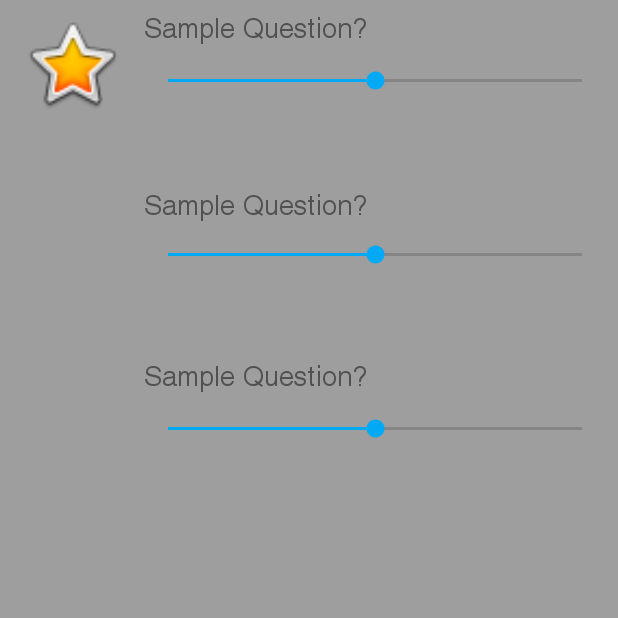
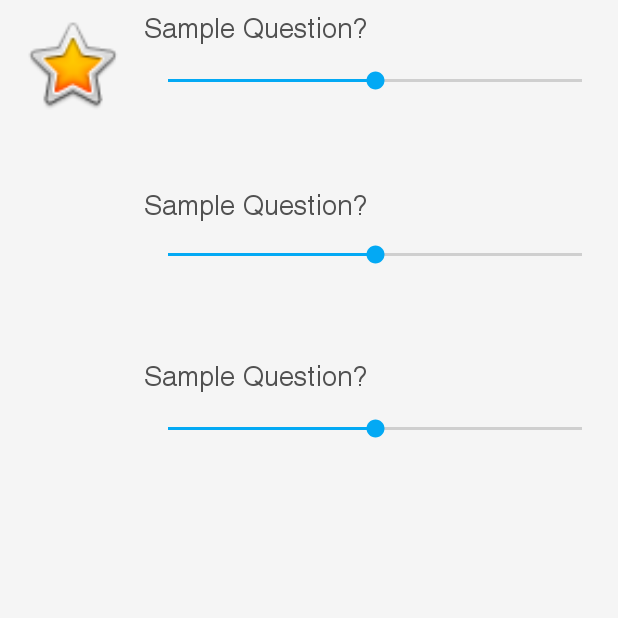
Before and after one commit to JBobda/Fall-2018-Hackathon-Entry, an Android app: the fragment MessageFragment shown on its own in the app's theme, on a phone screen of 412 x 824 dp, the top half of it. Run offline under Robolectric (Android 15) with nearby library versions, the phone set to English and light mode, and no system bars.

```diff
--- a/app/src/main/res/layout/fragment_message.xml
+++ b/app/src/main/res/layout/fragment_message.xml
@@ -2,7 +2,7 @@
 <RelativeLayout xmlns:android="http://schemas.android.com/apk/res/android"
     android:layout_width="match_parent"
     android:layout_height="match_parent"
-    android:background="@color/colorPrimary"
+    android:background="#F5F5F5"
     >
     <android.support.constraint.ConstraintLayout xmlns:android="http://schemas.android.com/apk/res/android"
         xmlns:app="http://schemas.android.com/apk/res-auto"
```
